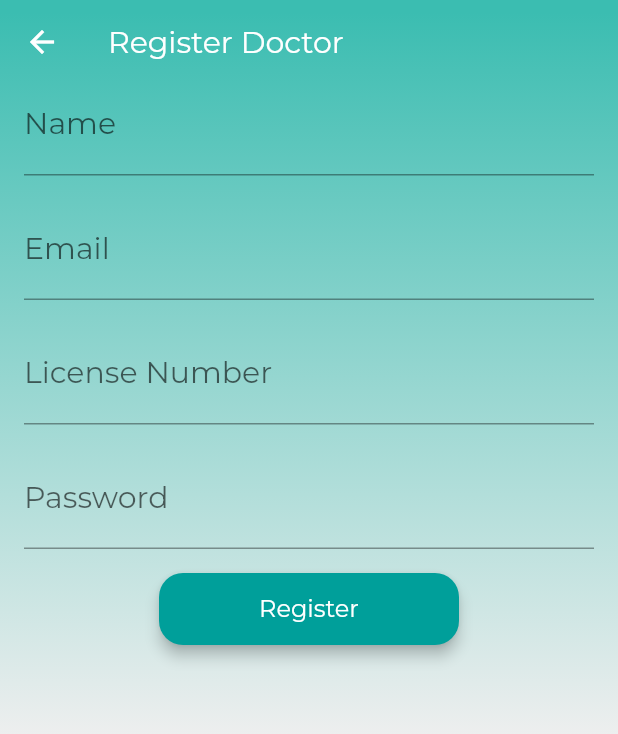
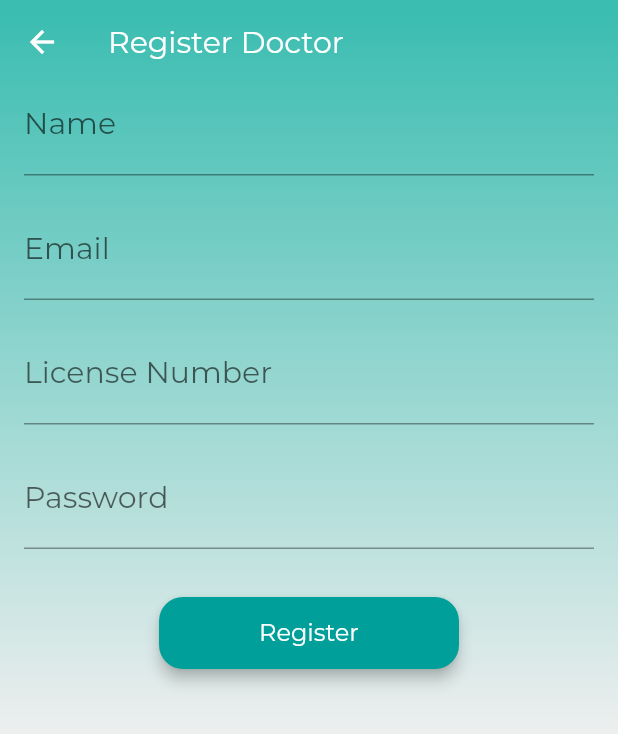
Before and after one commit to Mohammed-Shousha/sap-app, a Flutter app: the RegisterDoctorScreen screen opened directly, after a tap on "Register", on a phone screen of 412 x 824 dp. Shown: the top 734 px of the screen. Run offline on Flutter 3.47's test engine with Material 2 defaults, Android fonts, the phone set to English and light mode, and no system bars; our stand-ins replace flutter_dotenv, flutter_svg, graphql_flutter, logger, qr_flutter, shared_preferences; missing offline and left inert: flutter_barcode_scanner, flutter_stripe; accounts and stored records are empty; network calls fail.

Commit message:
updating screens

```diff
--- a/lib/screens/register_doctor.dart
+++ b/lib/screens/register_doctor.dart
@@ -3,10 +3,12 @@ import 'package:graphql_flutter/graphql_flutter.dart';
 import 'package:sap/screens/home_doctor.dart';
 import 'package:provider/provider.dart';
 import 'package:sap/providers/user_provider.dart';
+import 'package:sap/utils/dialogs/error_dialog.dart';
 import 'package:sap/utils/graphql_mutations.dart';
 import 'package:sap/widgets/custom_button.dart';
 import 'package:sap/widgets/custom_text_field.dart';
 import 'package:sap/widgets/gradient_scaffold.dart';
+import 'package:sap/models/user_model.dart';
 
 class RegisterDoctorScreen extends StatefulWidget {
   const RegisterDoctorScreen({super.key});
@@ -38,36 +40,16 @@ class _RegisterDoctorScreenState extends State<RegisterDoctorScreen> {
             },
           ),
         );
-    if (result.hasException) {
-      final GraphQLError error = result.exception!.graphqlErrors.first;
-      final String errorMessage = error.message;
+    if (result.hasException && mounted) {
+      showErrorDialog(context, result.exception!.graphqlErrors.first.message);
+    } else {
+      final user = UserModel.fromJson(result.data!['registerDoctor']);
 
-      if (context.mounted) {
-        showDialog(
-          context: context,
-          builder: (BuildContext context) => AlertDialog(
-            title: const Text('Register Error'),
-            content: Text(errorMessage),
-            actions: [
-              TextButton(
-                onPressed: () => Navigator.pop(context),
-                child: const Text('OK'),
-              ),
-            ],
-          ),
-        );
-      }
-    } else {
-      final Map<String, dynamic> userData = result.data!['registerDoctor'];
-      final String userId = userData['_id'];
-      final String userName = userData['name'];
-      final bool isDoctor = userData['isDoctor'];
-
-      if (context.mounted) {
+      if (mounted) {
         final UserProvider userProvider =
             Provider.of<UserProvider>(context, listen: false);
 
-        userProvider.login(userId, userName, email, isDoctor);
+        userProvider.login(user);
 
         Navigator.pushAndRemoveUntil(
           context,
@@ -89,34 +71,33 @@ class _RegisterDoctorScreenState extends State<RegisterDoctorScreen> {
       body: Column(
         children: [
           CustomTextField(
+            label: 'Name',
             controller: _nameController,
-            label: 'Name',
             keyboardType: TextInputType.name,
           ),
-          const SizedBox(height: 16.0),
+          const SizedBox(height: 16),
           CustomTextField(
+            label: 'Email',
             controller: _emailController,
-            label: 'Email',
             keyboardType: TextInputType.emailAddress,
           ),
-          const SizedBox(height: 16.0),
+          const SizedBox(height: 16),
           CustomTextField(
+            label: 'License Number',
             controller: _licenseController,
-            label: 'License Number',
             keyboardType: TextInputType.number,
           ),
-          const SizedBox(height: 16.0),
+          const SizedBox(height: 16),
           CustomTextField(
+            label: 'Password',
             controller: _passwordController,
-            label: 'Password',
             obscureText: true,
+            textInputAction: TextInputAction.done,
           ),
-          const SizedBox(height: 16.0),
+          const SizedBox(height: 32),
           CustomButton(
-            onPressed: () {
-              handleRegister();
-            },
             text: 'Register',
+            onPressed: handleRegister,
           ),
         ],
       ),
```
Also changed, not shown: lib/screens/admin.dart (+9 -4 lines).
